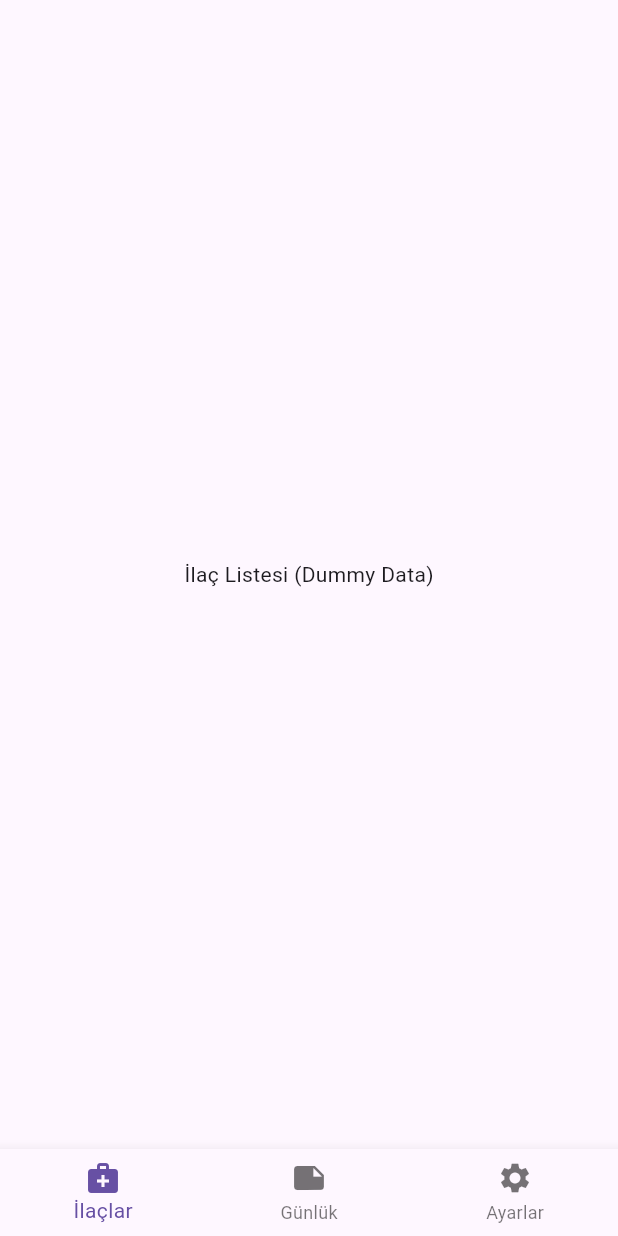
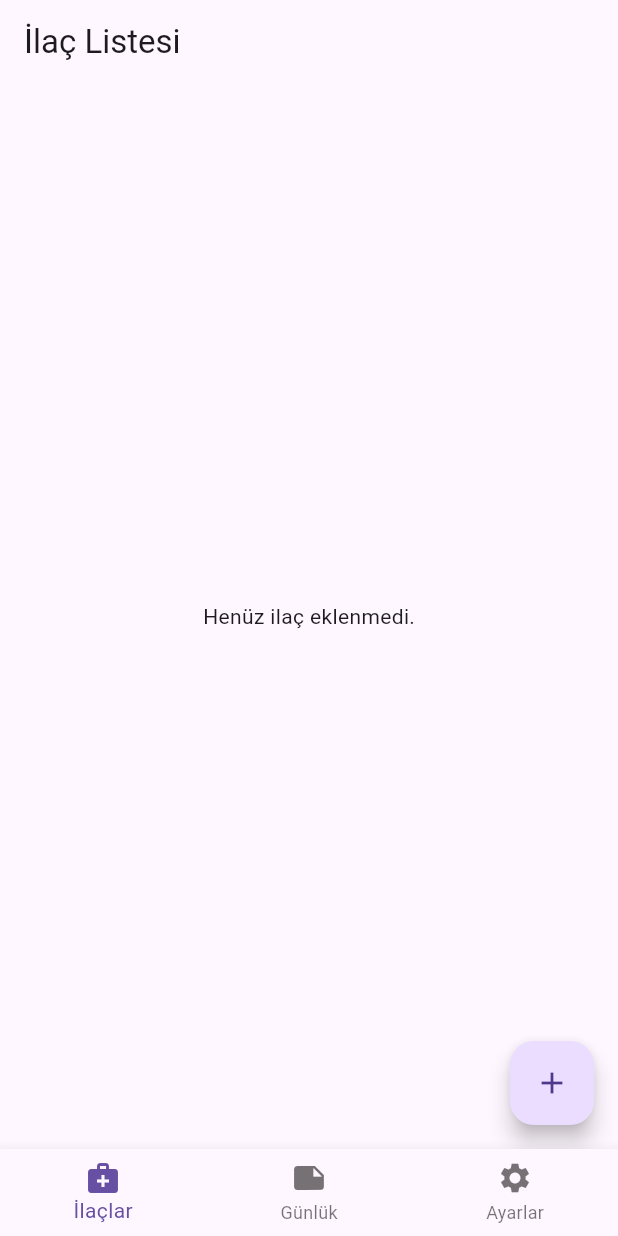
Before and after one commit to Oguz28/medify, a Flutter app: the screen it shows after launch, on a phone screen of 412 x 824 dp. Run offline on Flutter 3.47's test engine with Material 3 defaults, Android fonts, the phone set to English and light mode, and no system bars.

Commit message:
laç ekleme ekranı eklendi ve MedicationListPage güncellendi

```diff
--- a/lib/home_screen.dart
+++ b/lib/home_screen.dart
@@ -1,4 +1,5 @@
 import 'package:flutter/material.dart';
+import 'add_medication_screen.dart';
 
 class HomeScreen extends StatefulWidget {
   @override
@@ -44,12 +45,48 @@ class _HomeScreenState extends State<HomeScreen> {
 }
 
 // Dummy Sayfa Örnekleri:
-class MedicationListPage extends StatelessWidget {
+class MedicationListPage extends StatefulWidget {
+  @override
+  _MedicationListPageState createState() => _MedicationListPageState();
+}
+
+class _MedicationListPageState extends State<MedicationListPage> {
+  // Gelecekte burada eklenen ilaçları saklayabilirsiniz
+  List<Map<String, String>> medications = [];
+
   @override
   Widget build(BuildContext context) {
-    return Center(child: Text('İlaç Listesi (Dummy Data)'));
+    return Scaffold(
+      appBar: AppBar(
+        title: Text('İlaç Listesi'),
+      ),
+      body: medications.isEmpty
+          ? Center(child: Text('Henüz ilaç eklenmedi.'))
+          : ListView.builder(
+              itemCount: medications.length,
+              itemBuilder: (context, index) {
+                final med = medications[index];
+                return ListTile(
+                  title: Text(med['name'] ?? ''),
+                  subtitle: Text('Dozaj: ${med['dosage'] ?? ''}'),
+                );
+              },
+            ),
+      floatingActionButton: FloatingActionButton(
+        onPressed: () async {
+          // İlaç ekleme ekranına geçiş
+          await Navigator.of(context).push(
+            MaterialPageRoute(builder: (_) => AddMedicationScreen()),
+          );
+          // Geri dönüşte listeyi yenileyebilirsiniz (şimdilik dummy işlem)
+          setState(() {});
+        },
+        child: Icon(Icons.add),
+      ),
+    );
   }
 }
+
 
 class DiaryPage extends StatelessWidget {
   @override
```
Also changed, not shown: lib/add_medication_screen.dart (added, +93 -0 lines).
